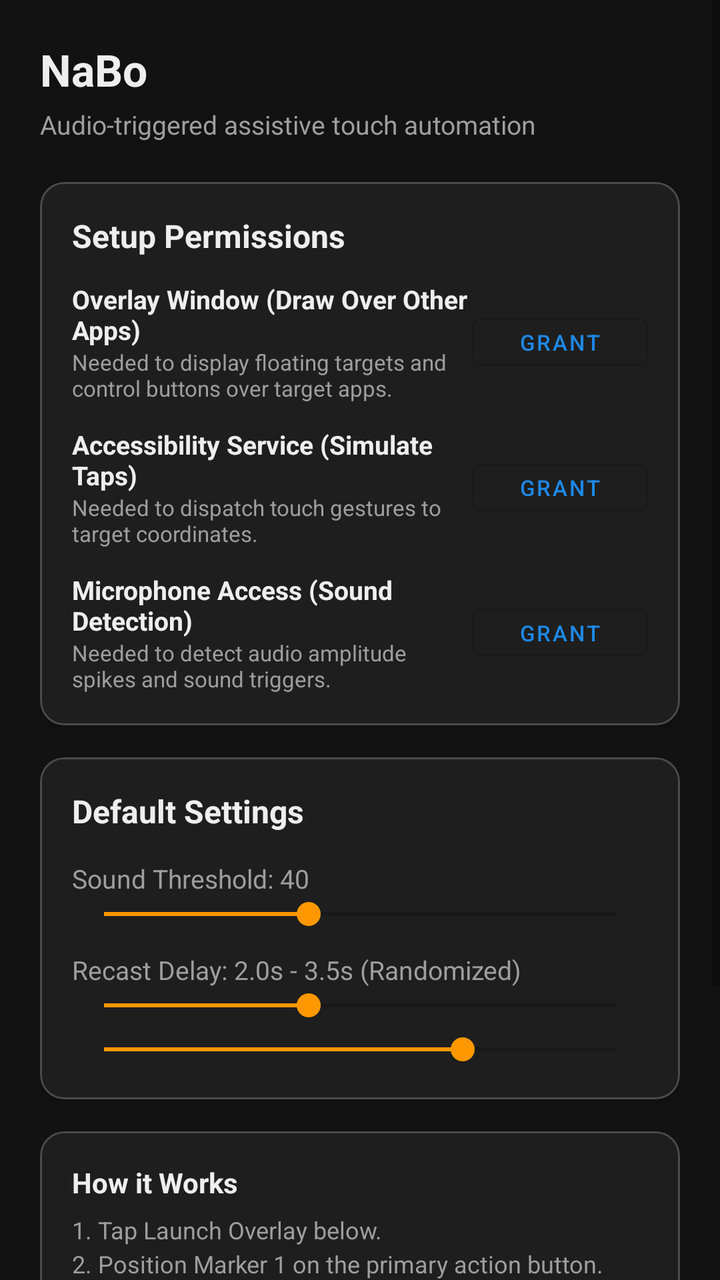
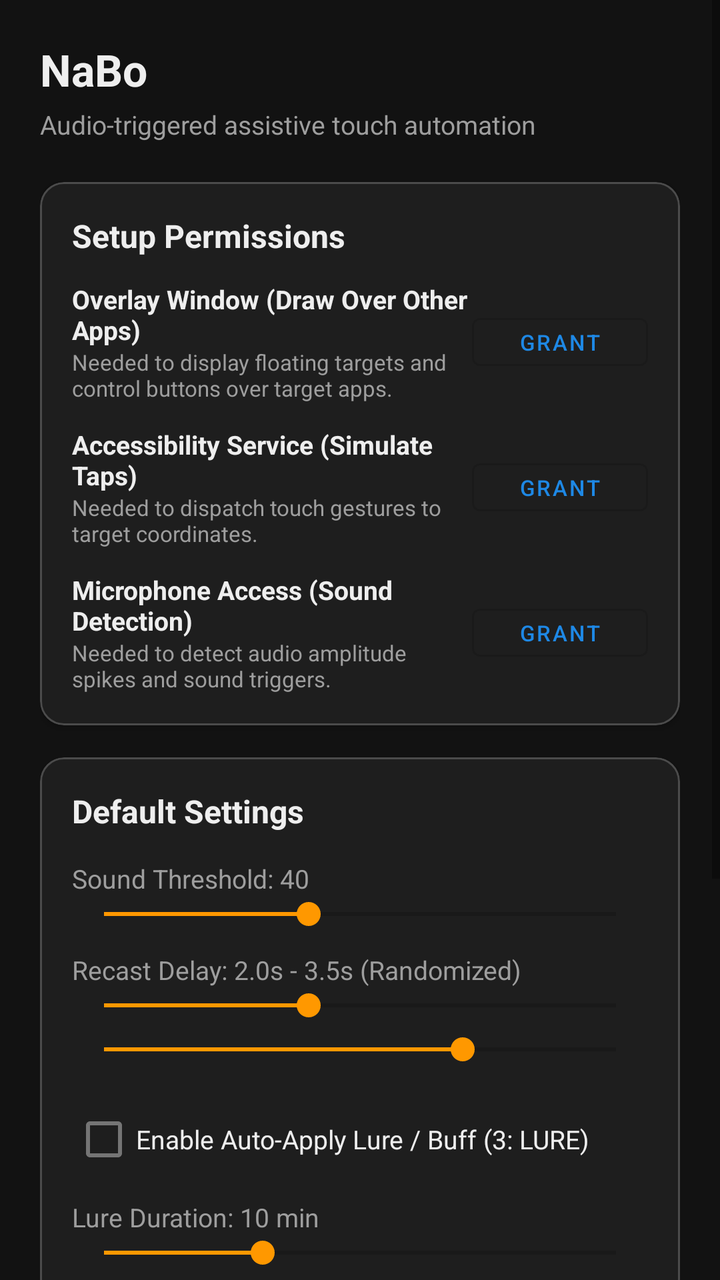

Before-and-after screenshots of an Android layout around one commit, followed by the original layout XML and the change that was made.
<!-- AndroidManifest.xml: application theme Theme.WowFishingBot -->
<!-- res/layout/activity_main.xml -->
<?xml version="1.0" encoding="utf-8"?>
<ScrollView xmlns:android="http://schemas.android.com/apk/res/android"
    xmlns:app="http://schemas.android.com/apk/res-auto"
    android:layout_width="match_parent"
    android:layout_height="match_parent"
    android:background="@color/background"
    android:fillViewport="true">

    <LinearLayout
        android:layout_width="match_parent"
        android:layout_height="wrap_content"
        android:orientation="vertical"
        android:padding="20dp">

        
        <TextView
            android:layout_width="wrap_content"
            android:layout_height="wrap_content"
            android:text="@string/app_name"
            android:textColor="@color/text_primary"
            android:textSize="22sp"
            android:textStyle="bold" />

        <TextView
            android:layout_width="wrap_content"
            android:layout_height="wrap_content"
            android:layout_marginTop="4dp"
            android:text="Audio-triggered assistive touch automation"
            android:textColor="@color/text_secondary"
            android:textSize="13sp" />

        
        <com.google.android.material.card.MaterialCardView
            android:layout_width="match_parent"
            android:layout_height="wrap_content"
            android:layout_marginTop="20dp"
            app:cardBackgroundColor="@color/surface"
            app:cardCornerRadius="12dp"
            app:cardElevation="2dp"
            app:strokeColor="#33FFFFFF"
            app:strokeWidth="1dp">

            <LinearLayout
                android:layout_width="match_parent"
                android:layout_height="wrap_content"
                android:orientation="vertical"
                android:padding="16dp">

                <TextView
                    android:layout_width="wrap_content"
                    android:layout_height="wrap_content"
                    android:text="@string/title_permissions"
                    android:textColor="@color/text_primary"
                    android:textSize="16sp"
                    android:textStyle="bold" />

                
                <LinearLayout
                    android:layout_width="match_parent"
                    android:layout_height="wrap_content"
                    android:layout_marginTop="12dp"
                    android:gravity="center_vertical"
                    android:orientation="horizontal">

                    <LinearLayout
                        android:layout_width="0dp"
                        android:layout_height="wrap_content"
                        android:layout_weight="1"
                        android:orientation="vertical">

                        <TextView
                            android:layout_width="wrap_content"
                            android:layout_height="wrap_content"
                            android:text="@string/perm_overlay_title"
                            android:textColor="@color/text_primary"
                            android:textSize="13sp"
                            android:textStyle="bold" />

                        <TextView
                            android:layout_width="wrap_content"
                            android:layout_height="wrap_content"
                            android:text="@string/perm_overlay_desc"
                            android:textColor="@color/text_secondary"
                            android:textSize="11sp" />
                    </LinearLayout>

                    <Button
                        android:id="@+id/btnPermOverlay"
                        style="@style/Widget.MaterialComponents.Button.OutlinedButton"
                        android:layout_width="wrap_content"
                        android:layout_height="36dp"
                        android:text="@string/btn_grant"
                        android:textSize="11sp" />
                </LinearLayout>

                
                <LinearLayout
                    android:layout_width="match_parent"
                    android:layout_height="wrap_content"
                    android:layout_marginTop="12dp"
                    android:gravity="center_vertical"
                    android:orientation="horizontal">

                    <LinearLayout
                        android:layout_width="0dp"
                        android:layout_height="wrap_content"
                        android:layout_weight="1"
                        android:orientation="vertical">

                        <TextView
                            android:layout_width="wrap_content"
                            android:layout_height="wrap_content"
                            android:text="@string/perm_accessibility_title"
                            android:textColor="@color/text_primary"
                            android:textSize="13sp"
                            android:textStyle="bold" />

                        <TextView
                            android:layout_width="wrap_content"
                            android:layout_height="wrap_content"
                            android:text="@string/perm_accessibility_desc"
                            android:textColor="@color/text_secondary"
                            android:textSize="11sp" />
                    </LinearLayout>

                    <Button
                        android:id="@+id/btnPermAccessibility"
                        style="@style/Widget.MaterialComponents.Button.OutlinedButton"
                        android:layout_width="wrap_content"
                        android:layout_height="36dp"
                        android:text="@string/btn_grant"
                        android:textSize="11sp" />
                </LinearLayout>

                
                <LinearLayout
                    android:layout_width="match_parent"
                    android:layout_height="wrap_content"
                    android:layout_marginTop="12dp"
                    android:gravity="center_vertical"
                    android:orientation="horizontal">

                    <LinearLayout
                        android:layout_width="0dp"
                        android:layout_height="wrap_content"
                        android:layout_weight="1"
                        android:orientation="vertical">

                        <TextView
                            android:layout_width="wrap_content"
                            android:layout_height="wrap_content"
                            android:text="@string/perm_mic_title"
                            android:textColor="@color/text_primary"
                            android:textSize="13sp"
                            android:textStyle="bold" />

                        <TextView
                            android:layout_width="wrap_content"
                            android:layout_height="wrap_content"
                            android:text="@string/perm_mic_desc"
                            android:textColor="@color/text_secondary"
                            android:textSize="11sp" />
                    </LinearLayout>

                    <Button
                        android:id="@+id/btnPermMic"
                        style="@style/Widget.MaterialComponents.Button.OutlinedButton"
                        android:layout_width="wrap_content"
                        android:layout_height="36dp"
                        android:text="@string/btn_grant"
                        android:textSize="11sp" />
                </LinearLayout>

            </LinearLayout>
        </com.google.android.material.card.MaterialCardView>

        
        <com.google.android.material.card.MaterialCardView
            android:layout_width="match_parent"
            android:layout_height="wrap_content"
            android:layout_marginTop="16dp"
            app:cardBackgroundColor="@color/surface"
            app:cardCornerRadius="12dp"
            app:cardElevation="2dp"
            app:strokeColor="#33FFFFFF"
            app:strokeWidth="1dp">

            <LinearLayout
                android:layout_width="match_parent"
                android:layout_height="wrap_content"
                android:orientation="vertical"
                android:padding="16dp">

                <TextView
                    android:layout_width="wrap_content"
                    android:layout_height="wrap_content"
                    android:text="@string/title_configuration"
                    android:textColor="@color/text_primary"
                    android:textSize="16sp"
                    android:textStyle="bold" />

                
                <TextView
                    android:id="@+id/tvMainThresholdLabel"
                    android:layout_width="wrap_content"
                    android:layout_height="wrap_content"
                    android:layout_marginTop="14dp"
                    android:text="Sound Threshold: 40"
                    android:textColor="@color/text_secondary"
                    android:textSize="13sp" />

                <SeekBar
                    android:id="@+id/sbMainThreshold"
                    android:layout_width="match_parent"
                    android:layout_height="wrap_content"
                    android:max="100"
                    android:progress="40" />

                
                <TextView
                    android:id="@+id/tvMainDelayLabel"
                    android:layout_width="wrap_content"
                    android:layout_height="wrap_content"
                    android:layout_marginTop="10dp"
                    android:text="Recast Delay: 2.0s - 3.5s (Randomized)"
                    android:textColor="@color/text_secondary"
                    android:textSize="13sp" />

                <SeekBar
                    android:id="@+id/sbMainDelayMin"
                    android:layout_width="match_parent"
                    android:layout_height="wrap_content"
                    android:max="10"
                    android:progress="4" />

                <SeekBar
                    android:id="@+id/sbMainDelayMax"
                    android:layout_width="match_parent"
                    android:layout_height="wrap_content"
                    android:layout_marginTop="4dp"
                    android:max="10"
                    android:progress="7" />

            </LinearLayout>
        </com.google.android.material.card.MaterialCardView>

        
        <com.google.android.material.card.MaterialCardView
            android:layout_width="match_parent"
            android:layout_height="wrap_content"
            android:layout_marginTop="16dp"
            app:cardBackgroundColor="@color/surface"
            app:cardCornerRadius="12dp"
            app:cardElevation="2dp"
            app:strokeColor="#33FFFFFF"
            app:strokeWidth="1dp">

            <LinearLayout
                android:layout_width="match_parent"
                android:layout_height="wrap_content"
                android:orientation="vertical"
                android:padding="16dp">

                <TextView
                    android:layout_width="wrap_content"
                    android:layout_height="wrap_content"
                    android:text="How it Works"
                    android:textColor="@color/text_primary"
                    android:textSize="14sp"
                    android:textStyle="bold" />

                <TextView
                    android:layout_width="wrap_content"
                    android:layout_height="wrap_content"
                    android:layout_marginTop="6dp"
                    android:lineSpacingExtra="3dp"
                    android:text="1. Tap Launch Overlay below.\n2. Position Marker 1 on the primary action button.\n3. Position Marker 2 on the response button.\n4. Press Play on the floating bar.\n5. When the audio trigger threshold is met, it taps Marker 2, waits a randomized delay, and executes Marker 1."
                    android:textColor="@color/text_secondary"
                    android:textSize="12sp" />
            </LinearLayout>
        </com.google.android.material.card.MaterialCardView>

        
        <Button
            android:id="@+id/btnLaunchOverlay"
            android:layout_width="match_parent"
            android:layout_height="50dp"
            android:layout_marginTop="20dp"
            android:backgroundTint="@color/primary"
            android:text="@string/btn_launch_overlay"
            android:textAllCaps="false"
            android:textColor="@android:color/white"
            android:textSize="15sp"
            android:textStyle="bold" />

        <Button
            android:id="@+id/btnStopOverlay"
            style="@style/Widget.MaterialComponents.Button.TextButton"
            android:layout_width="match_parent"
            android:layout_height="44dp"
            android:layout_marginTop="6dp"
            android:text="@string/btn_stop_overlay"
            android:textAllCaps="false"
            android:textColor="@color/accent_red"
            android:visibility="gone" />

    </LinearLayout>
</ScrollView>
<!-- resources referenced by this layout -->
<resources>
  <color name="accent_red">#F44336</color>
  <color name="background">#121212</color>
  <color name="primary">#1E88E5</color>
  <color name="surface">#1E1E1E</color>
  <color name="text_primary">#EEEEEE</color>
  <color name="text_secondary">#9E9E9E</color>
  <string name="app_name">NaBo</string>
  <string name="btn_grant">Grant</string>
  <string name="btn_launch_overlay">Launch Floating Overlay</string>
  <string name="btn_stop_overlay">Stop Overlay Service</string>
  <string name="perm_accessibility_desc">Needed to dispatch touch gestures to target coordinates.</string>
  <string name="perm_accessibility_title">Accessibility Service (Simulate Taps)</string>
  <string name="perm_mic_desc">Needed to detect audio amplitude spikes and sound triggers.</string>
  <string name="perm_mic_title">Microphone Access (Sound Detection)</string>
  <string name="perm_overlay_desc">Needed to display floating targets and control buttons over target apps.</string>
  <string name="perm_overlay_title">Overlay Window (Draw Over Other Apps)</string>
  <string name="title_configuration">Default Settings</string>
  <string name="title_permissions">Setup Permissions</string>
  <style name="Theme.WowFishingBot" parent="Theme.MaterialComponents.DayNight.NoActionBar">
          <item name="colorPrimary">@color/primary</item>
          <item name="colorPrimaryVariant">@color/primary_variant</item>
          <item name="colorOnPrimary">@android:color/white</item>
          <item name="colorSecondary">@color/secondary</item>
          <item name="colorSecondaryVariant">@color/secondary_variant</item>
          <item name="colorOnSecondary">@android:color/white</item>
          <item name="android:statusBarColor">@color/surface</item>
          <item name="android:windowBackground">@color/background</item>
      </style>
  <color name="primary_variant">#1565C0</color>
  <color name="secondary">#FF9800</color>
  <color name="secondary_variant">#F57C00</color>
</resources>

<!-- the commit's change to res/layout/activity_main.xml (unified diff, before → after) -->
@@ -241,6 +241,32 @@
                     android:max="10"
                     android:progress="7" />
 
+                
+                <CheckBox
+                    android:id="@+id/cbMainAutoLure"
+                    android:layout_width="match_parent"
+                    android:layout_height="wrap_content"
+                    android:layout_marginTop="12dp"
+                    android:text="Enable Auto-Apply Lure / Buff (3: LURE)"
+                    android:textColor="@color/text_primary"
+                    android:textSize="13sp" />
+
+                <TextView
+                    android:id="@+id/tvMainLureDurationLabel"
+                    android:layout_width="wrap_content"
+                    android:layout_height="wrap_content"
+                    android:layout_marginTop="6dp"
+                    android:text="Lure Duration: 10 min"
+                    android:textColor="@color/text_secondary"
+                    android:textSize="13sp" />
+
+                <SeekBar
+                    android:id="@+id/sbMainLureDuration"
+                    android:layout_width="match_parent"
+                    android:layout_height="wrap_content"
+                    android:max="29"
+                    android:progress="9" />
+
             </LinearLayout>
         </com.google.android.material.card.MaterialCardView>
 
